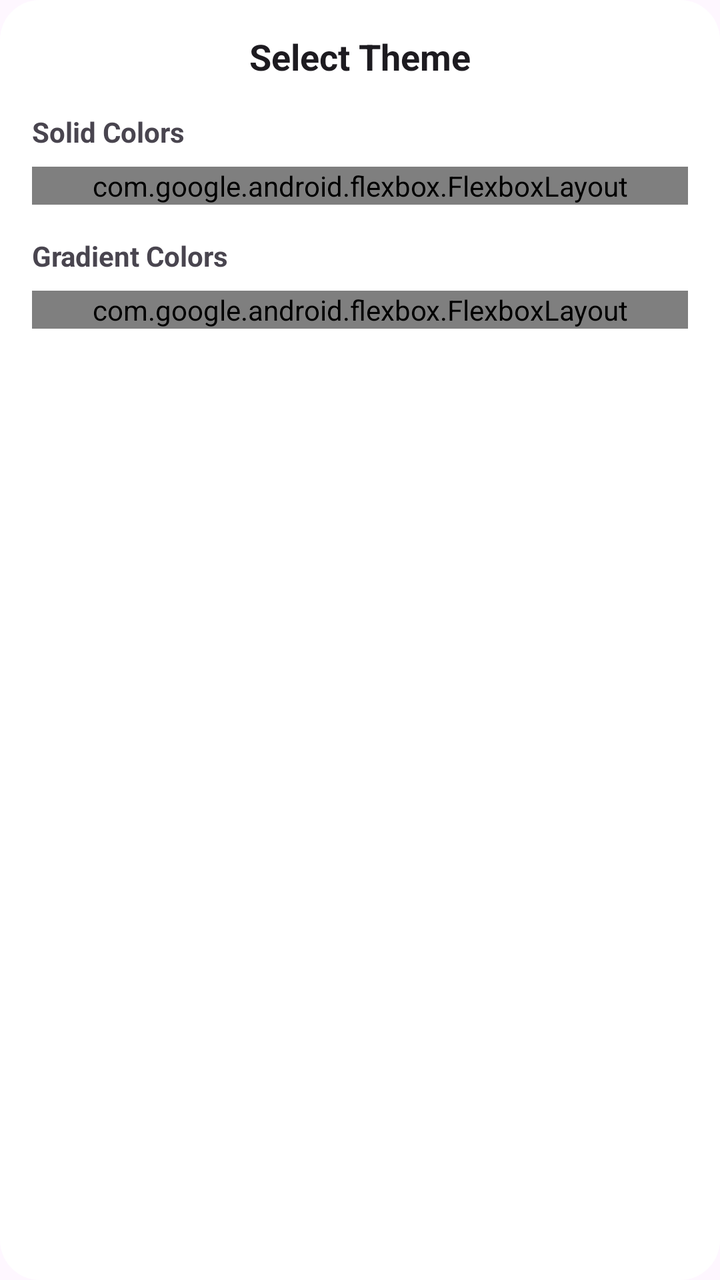
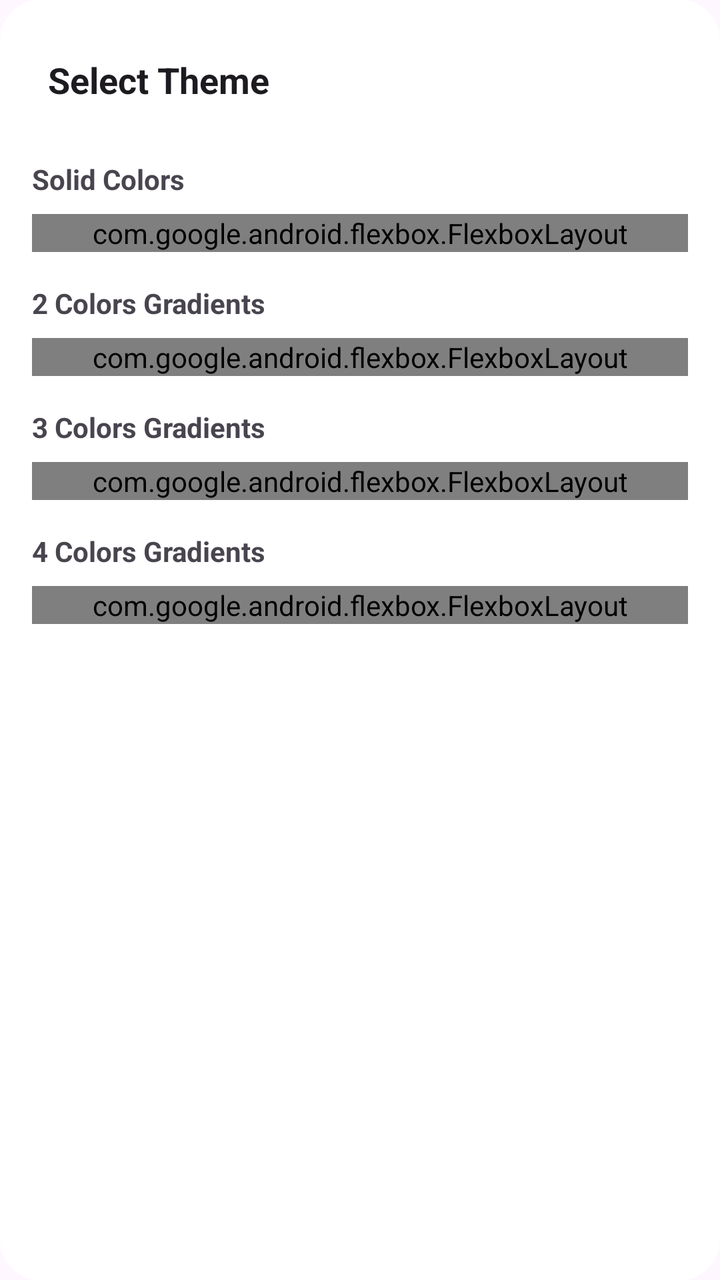

An Android layout rendered at two revisions. The XML below is the earlier revision; the diff shows what the commit changed to produce the second picture.
<!-- AndroidManifest.xml: another module's application theme Theme.MC.One -->
<!-- res/layout/dialog_theme_selector.xml -->
<?xml version="1.0" encoding="utf-8"?>
<ScrollView xmlns:android="http://schemas.android.com/apk/res/android"
    xmlns:app="http://schemas.android.com/apk/res-auto"
    android:layout_width="match_parent"
    android:layout_height="wrap_content"
    android:background="@drawable/mc_dialog_bg">

    <LinearLayout
        android:layout_width="match_parent"
        android:layout_height="wrap_content"
        android:orientation="vertical"
        android:padding="16dp">

        <TextView
            android:id="@+id/dialogTitle"
            android:layout_width="match_parent"
            android:layout_height="wrap_content"
            android:layout_marginBottom="16dp"
            android:gravity="center"
            android:text="@string/mc_select_theme"
            android:textColor="?android:attr/textColorPrimary"
            android:textSize="18sp"
            android:textStyle="bold" />

        <TextView
            android:layout_width="match_parent"
            android:layout_height="wrap_content"
            android:layout_marginBottom="8dp"
            android:text="@string/mc_solid_colors"
            android:textColor="?android:attr/textColorSecondary"
            android:textSize="14sp"
            android:textStyle="bold" />

        <com.google.android.flexbox.FlexboxLayout
            android:id="@+id/solidFlexbox"
            android:layout_width="match_parent"
            android:layout_height="wrap_content"
            android:layout_marginBottom="16dp"
            app:flexWrap="wrap"
            app:justifyContent="flex_start"
            xmlns:tools="http://schemas.android.com/tools">

            
            <include layout="@layout/item_theme" android:visibility="gone" tools:visibility="visible" />
            <include layout="@layout/item_theme" android:visibility="gone" tools:visibility="visible" />
            <include layout="@layout/item_theme" android:visibility="gone" tools:visibility="visible" />

        </com.google.android.flexbox.FlexboxLayout>

        <TextView
            android:layout_width="match_parent"
            android:layout_height="wrap_content"
            android:layout_marginBottom="8dp"
            android:text="@string/mc_gradient_colors"
            android:textColor="?android:attr/textColorSecondary"
            android:textSize="14sp"
            android:textStyle="bold" />

        <com.google.android.flexbox.FlexboxLayout
            android:id="@+id/gradientFlexbox"
            android:layout_width="match_parent"
            android:layout_height="wrap_content"
            app:flexWrap="wrap"
            app:justifyContent="flex_start"
            xmlns:tools="http://schemas.android.com/tools">

            
            <include layout="@layout/item_theme" android:visibility="gone" tools:visibility="visible" />
            <include layout="@layout/item_theme" android:visibility="gone" tools:visibility="visible" />

        </com.google.android.flexbox.FlexboxLayout>

    </LinearLayout>

</ScrollView>
<!-- res/layout/item_theme.xml (included above) -->
<?xml version="1.0" encoding="utf-8"?>
<LinearLayout xmlns:android="http://schemas.android.com/apk/res/android"
    xmlns:app="http://schemas.android.com/apk/res-auto"
    android:layout_width="wrap_content"
    android:layout_height="wrap_content"
    android:background="?android:attr/selectableItemBackground"
    android:clickable="true"
    android:focusable="true"
    android:gravity="center_vertical"
    android:orientation="horizontal"
    android:padding="8dp">

    <com.google.android.material.card.MaterialCardView
        android:id="@+id/themeColorCard"
        android:layout_width="26dp"
        android:layout_height="26dp"
        app:cardCornerRadius="13dp"
        app:strokeColor="@color/mc_border_color"
        app:strokeWidth="1dp">

        <View
            android:id="@+id/themeColorView"
            android:layout_width="match_parent"
            android:layout_height="match_parent" />

    </com.google.android.material.card.MaterialCardView>

    <TextView
        android:id="@+id/themeNameText"
        android:layout_width="wrap_content"
        android:layout_height="wrap_content"
        android:layout_marginStart="12dp"
        android:ellipsize="end"
        android:maxLines="1"
        android:textColor="?android:attr/textColorPrimary"
        android:textSize="14sp" />

</LinearLayout>
<!-- resources referenced by this layout -->
<resources>
  <color name="mc_border_color">#FFFFFF</color>
  <!-- drawable mc_dialog_bg (drawable) -->
  <?xml version="1.0" encoding="utf-8"?>
  <shape xmlns:android="http://schemas.android.com/apk/res/android">
      <solid android:color="?colorOnBackground" />
      <corners android:radius="20dp" />
  </shape>
  <string name="mc_gradient_colors">Gradient Colors</string>
  <string name="mc_select_theme">Select Theme</string>
  <string name="mc_solid_colors">Solid Colors</string>
  <style name="Theme.MC.One" parent="MC_Base_Theme">
          <item name="mc_bg">@color/mc_basic_2</item>
          <item name="mc_tick">@color/mc_basic_2</item>
          <item name="mc_track">@color/mc_basic_2</item>
      </style>
  <style name="MC_Base_Theme" parent="Theme.Material3.DayNight.NoActionBar">
          <item name="android:statusBarColor">@color/mc_white</item>
          <item name="android:windowLightStatusBar">true</item>
          <item name="colorPrimary">@color/mc_colorPrimary</item>
          <item name="colorOnBackground">@color/mc_white</item>
          <item name="colorError">@color/mc_dark</item>
      </style>
  <color name="mc_basic_2">#3c415e</color>
  <color name="mc_white">#ffffff</color>
  <color name="mc_colorPrimary">#fff</color>
  <color name="mc_dark">#000000</color>
</resources>

<!-- the commit's change to res/layout/dialog_theme_selector.xml (unified diff, before → after) -->
@@ -11,18 +11,48 @@
         android:orientation="vertical"
         android:padding="16dp">
 
-        <TextView
-            android:id="@+id/dialogTitle"
+        <RelativeLayout
             android:layout_width="match_parent"
             android:layout_height="wrap_content"
-            android:layout_marginBottom="16dp"
-            android:gravity="center"
-            android:text="@string/mc_select_theme"
-            android:textColor="?android:attr/textColorPrimary"
-            android:textSize="18sp"
-            android:textStyle="bold" />
+            android:layout_marginBottom="16dp">
+
+            <ImageView
+                android:id="@+id/btnBack"
+                android:layout_width="32dp"
+                android:layout_height="32dp"
+                android:layout_alignParentStart="true"
+                android:layout_centerVertical="true"
+                android:background="?android:attr/selectableItemBackgroundBorderless"
+                android:padding="4dp"
+                android:src="@android:drawable/ic_menu_revert"
+                android:visibility="gone"
+                app:tint="?android:attr/textColorPrimary" />
+
+            <TextView
+                android:id="@+id/dialogTitle"
+                android:layout_width="wrap_content"
+                android:layout_height="wrap_content"
+                android:layout_centerVertical="true"
+                android:layout_toEndOf="@id/btnBack"
+                android:layout_marginStart="8dp"
+                android:text="@string/mc_select_theme"
+                android:textColor="?android:attr/textColorPrimary"
+                android:textSize="18sp"
+                android:textStyle="bold" />
+
+            <com.google.android.material.button.MaterialButton
+                android:id="@+id/btnEditThemes"
+                style="@style/Widget.Material3.Button.TextButton"
+                android:layout_width="wrap_content"
+                android:layout_height="wrap_content"
+                android:layout_alignParentEnd="true"
+                android:text="@string/mc_edit"
+                app:icon="@android:drawable/ic_menu_edit" />
+
+        </RelativeLayout>
 
         <TextView
+            android:id="@+id/tvSolid"
             android:layout_width="match_parent"
             android:layout_height="wrap_content"
             android:layout_marginBottom="8dp"
@@ -37,78 +67,61 @@
             android:layout_height="wrap_content"
             android:layout_marginBottom="16dp"
             app:flexWrap="wrap"
-            app:justifyContent="flex_start"
-            xmlns:tools="http://schemas.android.com/tools">
-
-            
-            <include layout="@layout/item_theme" android:visibility="gone" tools:visibility="visible" />
-            <include layout="@layout/item_theme" android:visibility="gone" tools:visibility="visible" />
-            <include layout="@layout/item_theme" android:visibility="gone" tools:visibility="visible" />
-
-        </com.google.android.flexbox.FlexboxLayout>
+            app:justifyContent="flex_start" />
 
         <TextView
+            android:id="@+id/tvGradient2"
             android:layout_width="match_parent"
             android:layout_height="wrap_content"
             android:layout_marginBottom="8dp"
-            android:text="@string/mc_gradient_colors"
+            android:text="@string/mc_gradient_2_colors"
             android:textColor="?android:attr/textColorSecondary"
             android:textSize="14sp"
             android:textStyle="bold" />
 
         <com.google.android.flexbox.FlexboxLayout
-            android:id="@+id/gradientFlexbox"
+            android:id="@+id/gradient2Flexbox"
+            android:layout_width="match_parent"
+            android:layout_height="wrap_content"
+            android:layout_marginBottom="16dp"
+            app:flexWrap="wrap"
+            app:justifyContent="flex_start" />
+
+        <TextView
+            android:id="@+id/tvGradient3"
+            android:layout_width="match_parent"
+            android:layout_height="wrap_content"
+            android:layout_marginBottom="8dp"
+            android:text="@string/mc_gradient_3_colors"
+            android:textColor="?android:attr/textColorSecondary"
+            android:textSize="14sp"
+            android:textStyle="bold" />
+
+        <com.google.android.flexbox.FlexboxLayout
+            android:id="@+id/gradient3Flexbox"
+            android:layout_width="match_parent"
+            android:layout_height="wrap_content"
+            android:layout_marginBottom="16dp"
+            app:flexWrap="wrap"
+            app:justifyContent="flex_start" />
+
+        <TextView
+            android:id="@+id/tvGradient4"
+            android:layout_width="match_parent"
+            android:layout_height="wrap_content"
+            android:layout_marginBottom="8dp"
+            android:text="@string/mc_gradient_4_colors"
+            android:textColor="?android:attr/textColorSecondary"
+            android:textSize="14sp"
+            android:textStyle="bold" />
+
+        <com.google.android.flexbox.FlexboxLayout
+            android:id="@+id/gradient4Flexbox"
             android:layout_width="match_parent"
             android:layout_height="wrap_content"
             app:flexWrap="wrap"
-            app:justifyContent="flex_start"
-            xmlns:tools="http://schemas.android.com/tools">
-
-            
-            <include layout="@layout/item_theme" android:visibility="gone" tools:visibility="visible" />
-            <include layout="@layout/item_theme" android:visibility="gone" tools:visibility="visible" />
-
-        </com.google.android.flexbox.FlexboxLayout>
+            app:justifyContent="flex_start" />
 
     </LinearLayout>
 
 </ScrollView>
-<!-- res/layout/item_theme.xml (included above) -->
-<?xml version="1.0" encoding="utf-8"?>
-<LinearLayout xmlns:android="http://schemas.android.com/apk/res/android"
-    xmlns:app="http://schemas.android.com/apk/res-auto"
-    android:layout_width="wrap_content"
-    android:layout_height="wrap_content"
-    android:background="?android:attr/selectableItemBackground"
-    android:clickable="true"
-    android:focusable="true"
-    android:gravity="center_vertical"
-    android:orientation="horizontal"
-    android:padding="8dp">
-
-    <com.google.android.material.card.MaterialCardView
-        android:id="@+id/themeColorCard"
-        android:layout_width="26dp"
-        android:layout_height="26dp"
-        app:cardCornerRadius="13dp"
-        app:strokeColor="@color/mc_border_color"
-        app:strokeWidth="1dp">
-
-        <View
-            android:id="@+id/themeColorView"
-            android:layout_width="match_parent"
-            android:layout_height="match_parent" />
-
-    </com.google.android.material.card.MaterialCardView>
-
-    <TextView
-        android:id="@+id/themeNameText"
-        android:layout_width="wrap_content"
-        android:layout_height="wrap_content"
-        android:layout_marginStart="12dp"
-        android:ellipsize="end"
-        android:maxLines="1"
-        android:textColor="?android:attr/textColorPrimary"
-        android:textSize="14sp" />
-
-</LinearLayout>
<!-- resource entries referenced after the edit -->
@@ -1,13 +1,15 @@
 <!-- resources referenced by this layout -->
 <resources>
-  <color name="mc_border_color">#FFFFFF</color>
   <!-- drawable mc_dialog_bg (drawable) -->
   <?xml version="1.0" encoding="utf-8"?>
   <shape xmlns:android="http://schemas.android.com/apk/res/android">
       <solid android:color="?colorOnBackground" />
       <corners android:radius="20dp" />
   </shape>
-  <string name="mc_gradient_colors">Gradient Colors</string>
+  <string name="mc_edit">Edit</string>
+  <string name="mc_gradient_2_colors">2 Colors Gradients</string>
+  <string name="mc_gradient_3_colors">3 Colors Gradients</string>
+  <string name="mc_gradient_4_colors">4 Colors Gradients</string>
   <string name="mc_select_theme">Select Theme</string>
   <string name="mc_solid_colors">Solid Colors</string>
   <style name="Theme.MC.One" parent="MC_Base_Theme">
@@ -21,6 +23,11 @@
           <item name="colorPrimary">@color/mc_colorPrimary</item>
           <item name="colorOnBackground">@color/mc_white</item>
           <item name="colorError">@color/mc_dark</item>
+          <item name="mc_bg">@color/mc_basic_2</item>
+          <item name="mc_tick">@color/mc_basic_2</item>
+          <item name="mc_track">@color/mc_basic_2</item>
+          <item name="mc_center">@color/mc_basic_2</item>
+          <item name="mc_extra">@color/mc_basic_2</item>
       </style>
   <color name="mc_basic_2">#3c415e</color>
   <color name="mc_white">#ffffff</color>
